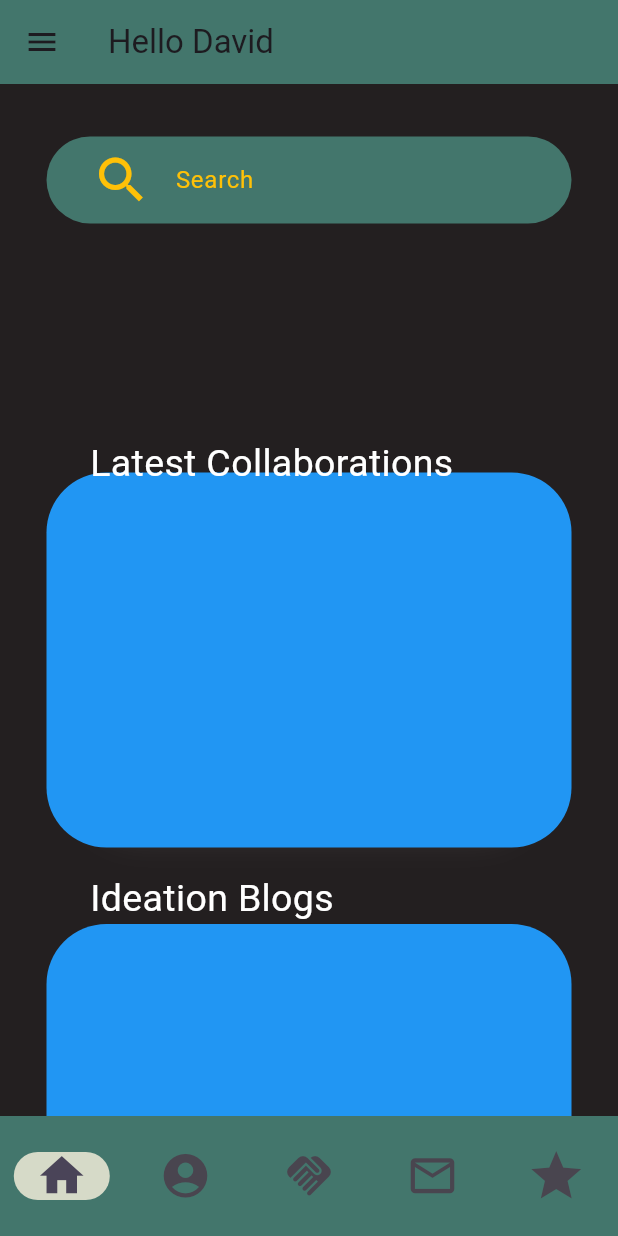
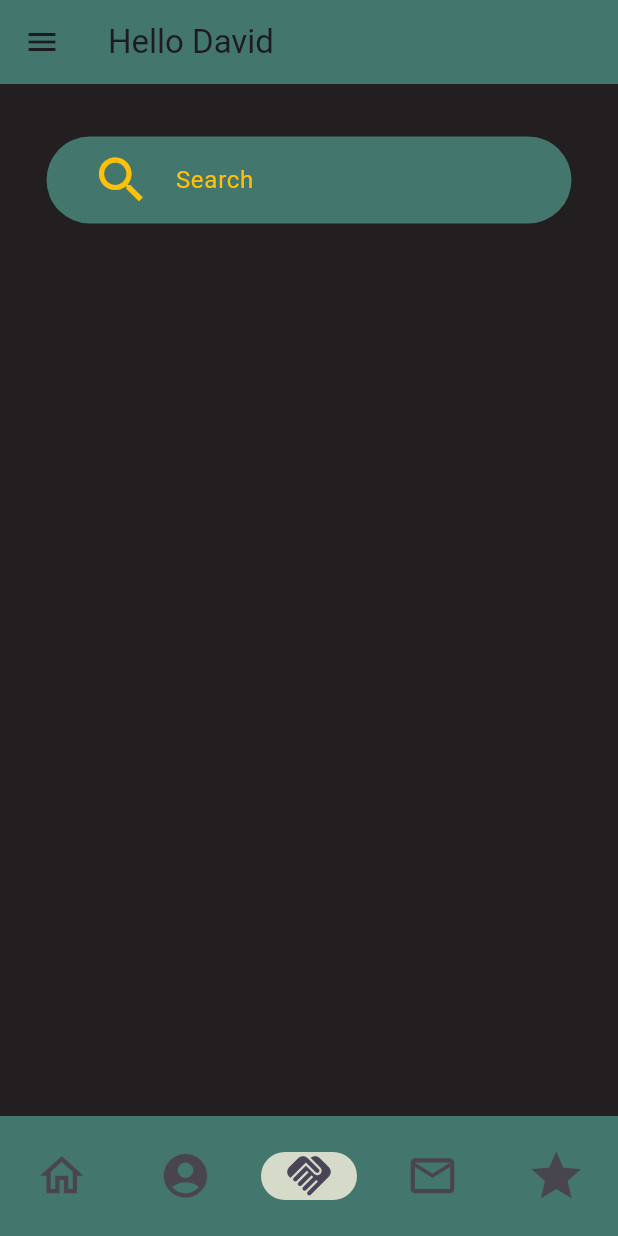
Before and after one commit to ARTISTART367/Collaborations, a Flutter app: the Bottom_nav screen opened directly, item 3 of the bottom bar chosen, on a phone screen of 412 x 824 dp. Run offline on Flutter 3.47's test engine with Material 3 defaults, Android fonts, the phone set to English and light mode, and no system bars.

Commit message:
Collaboration page

```diff
--- a/lib/components/bottom_nav_bar.dart
+++ b/lib/components/bottom_nav_bar.dart
@@ -6,7 +6,7 @@ class Bottom_nav extends StatefulWidget {
   final int pageindex;
 
   @override
-  _nav createState() =>  _nav();
+  _nav createState() => _nav();
 }
 
 class _nav extends State<Bottom_nav> {
@@ -31,46 +31,73 @@ class _nav extends State<Bottom_nav> {
           onDestinationSelected: (int index) {
             setState(() {
               currentPageIndex = index;
-              switch(index){
-                case 0: Navigator.pushNamed(context, 'home');
-                break;
-                case 1: Navigator.pushNamed(context, 'profile');
-                break;
-                case 2: Navigator.pushNamed(context, 'home');
-                break;
-                case 3: Navigator.pushNamed(context, 'home');
-                break;
-                case 4: Navigator.pushNamed(context, 'ranking');
-                break;
+              switch (index) {
+                case 0:
+                  Navigator.pushNamed(context, 'home');
+                  break;
+                case 1:
+                  Navigator.pushNamed(context, 'profile');
+                  break;
+                case 2:
+                  Navigator.pushNamed(context, 'collab');
+                  break;
+                case 3:
+                  Navigator.pushNamed(context, 'home');
+                  break;
+                case 4:
+                  Navigator.pushNamed(context, 'ranking');
+                  break;
               }
               // pageRoute = label;
             });
           },
           destinations: const <Widget>[
-
             NavigationDestination(
-              icon: Icon(Icons.home_outlined,size:35,),
+              icon: Icon(
+                Icons.home_outlined,
+                size: 35,
+              ),
               label: 'home',
-              selectedIcon: Icon(Icons.home,size:35,),
+              selectedIcon: Icon(
+                Icons.home,
+                size: 35,
+              ),
             ),
             NavigationDestination(
-              icon: Icon(Icons.account_circle,size:35,),
+              icon: Icon(
+                Icons.account_circle,
+                size: 35,
+              ),
               label: 'profile',
-              selectedIcon: Icon(Icons.account_circle_outlined,size:35,),
+              selectedIcon: Icon(
+                Icons.account_circle_outlined,
+                size: 35,
+              ),
             ),
             NavigationDestination(
-                icon: Icon(Icons.handshake,size:35,),
-                label: 'collaboration',
+              icon: Icon(
+                Icons.handshake,
+                size: 35,
+              ),
+              label: 'collab',
             ),
             NavigationDestination(
-              icon: Icon(Icons.mail_outline,
-              size:35,),
+              icon: Icon(
+                Icons.mail_outline,
+                size: 35,
+              ),
               label: 'inbox',
-              selectedIcon: Icon(Icons.mail,
-                size:35,),
+              selectedIcon: Icon(
+                Icons.mail,
+                size: 35,
+              ),
             ),
             NavigationDestination(
-                icon: Icon(Icons.star_purple500_outlined,size:40,), label: 'Ranking'),
+                icon: Icon(
+                  Icons.star_purple500_outlined,
+                  size: 40,
+                ),
+                label: 'Ranking'),
           ],
         ),
         body: const Center(child: Text('')),
--- a/lib/main.dart
+++ b/lib/main.dart
@@ -1,4 +1,5 @@
 import 'package:flutter/material.dart';
+import 'package:gdsc_sol_challenge_00/pages/collaborations.dart';
 import 'package:gdsc_sol_challenge_00/pages/profile.dart';
 import 'pages/login.dart';
 import 'pages/register.dart';
@@ -15,6 +16,7 @@ void main() {
       'home': (context) => const HomeScreen(),
       'ranking': (context) => const MyRank(),
       'profile': (context) => const Profile(),
+      'collab': (context) => const Collab(),
     },
   ));
 }
--- /dev/null
+++ b/lib/pages/collaborations.dart
@@ -0,0 +1,38 @@
+import 'package:flutter/material.dart';
+import 'package:gdsc_sol_challenge_00/components/bottom_nav_bar.dart'
+    as bottomNav;
+import '../widgets/search_bar.dart' as search;
+import 'package:gdsc_sol_challenge_00/pages/appdrawer.dart';
+
+class Collab extends StatelessWidget {
+  const Collab({Key? key});
+
+  @override
+  Widget build(BuildContext context) {
+    return Scaffold(
+      drawer: const AppDrawer(),
+      backgroundColor: const Color(0xff231F20),
+      appBar: AppBar(
+        title: const Text('Hello David'),
+        backgroundColor: const Color(0xff43766C),
+      ),
+      body: Stack(
+        children: [
+          Container(
+            child: const Column(
+              children: [
+                Padding(
+                  padding: EdgeInsets.only(top: 5),
+                  child: Center(
+                    child: search.SearchBar(), // Corrected usage
+                  ),
+                ),
+              ],
+            ),
+          ),
+          const bottomNav.Bottom_nav(pageindex: 2),
+        ],
+      ),
+    );
+  }
+}
```
Also changed, not shown: 1 other file.
